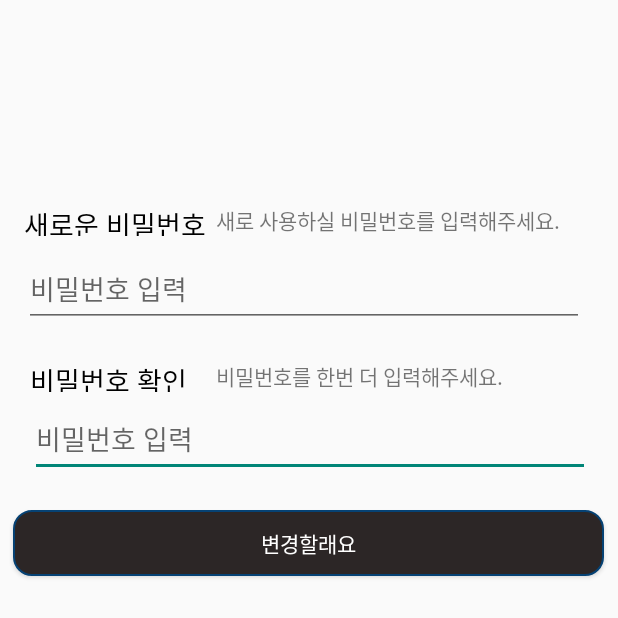
After one commit to dnd-mentee-first/dnd-mentee-2st-14-frontend, an Android app: the ChanegePWActivity screen opened directly, with no data from a screen before it, on a phone screen of 412 x 824 dp, the top half of it. The commit adds this screen. Run offline under Robolectric (Android 15) with nearby library versions, the phone set to English and light mode, and no system bars.

Commit message:
findidpw tab

```diff
--- a/app/src/main/AndroidManifest.xml
+++ b/app/src/main/AndroidManifest.xml
@@ -66,5 +66,10 @@
                 <category android:name="android.intent.category.LAUNCHER" />
             </intent-filter>
         </activity>
+        <activity android:name=".Findidpw.ChanegePWActivity">
+            <intent-filter>
+                <category android:name="android.intent.category.LAUNCHER" />
+            </intent-filter>
+        </activity>
     </application>
 </manifest>
--- /dev/null
+++ b/app/src/main/java/dnd/madang/jang/Findidpw/ChanegePWActivity.kt
@@ -0,0 +1,13 @@
+package dnd.madang.jang.Findidpw
+
+import android.os.Bundle
+import androidx.appcompat.app.AppCompatActivity
+import dnd.madang.jang.R
+
+class ChanegePWActivity : AppCompatActivity() {
+
+    override fun onCreate(savedInstanceState: Bundle?) {
+        super.onCreate(savedInstanceState)
+        setContentView(R.layout.activity_chanegepw)
+    }
+}
--- a/app/src/main/java/dnd/madang/jang/Findidpw/ChangePWActivity.kt
+++ /dev/null
@@ -1,7 +0,0 @@
-package dnd.madang.jang.Findidpw
-
-import androidx.appcompat.app.AppCompatActivity
-
-class ChangePWActivity : AppCompatActivity() {
-
-}
--- a/app/src/main/res/layout/activity_chanege.xml
+++ /dev/null
@@ -1,6 +0,0 @@
-<?xml version="1.0" encoding="utf-8"?>
-<LinearLayout xmlns:android="http://schemas.android.com/apk/res/android"
-    android:orientation="vertical" android:layout_width="match_parent"
-    android:layout_height="match_parent">
-
-</LinearLayout>
--- /dev/null
+++ b/app/src/main/res/layout/activity_chanegepw.xml
@@ -0,0 +1,93 @@
+<?xml version="1.0" encoding="utf-8"?>
+<androidx.constraintlayout.widget.ConstraintLayout xmlns:android="http://schemas.android.com/apk/res/android"
+    xmlns:app="http://schemas.android.com/apk/res-auto"
+    xmlns:tools="http://schemas.android.com/tools"
+    android:layout_width="match_parent"
+    android:layout_height="match_parent"
+    android:orientation="vertical">
+
+    <Button
+        android:id="@+id/findpw"
+        android:layout_width="394dp"
+        android:layout_height="44dp"
+        android:layout_marginTop="340dp"
+        android:background="@drawable/button_background_db"
+        android:text="변경할래요"
+        android:textColor="#FFFFFF"
+        app:layout_constraintEnd_toEndOf="parent"
+        app:layout_constraintHorizontal_bias="0.47"
+        app:layout_constraintStart_toStartOf="parent"
+        app:layout_constraintTop_toTopOf="parent" />
+
+    <EditText
+        android:id="@+id/fieldPasswordConfirm3"
+        android:layout_width="373dp"
+        android:layout_height="50dp"
+        android:layout_marginStart="20dp"
+        android:layout_marginLeft="20dp"
+        android:layout_marginTop="268dp"
+        android:ems="10"
+        android:hint="비밀번호 입력"
+        android:inputType="phone"
+        app:layout_constraintStart_toStartOf="parent"
+        app:layout_constraintTop_toTopOf="parent" />
+
+    <TextView
+        android:id="@+id/phonenuminfo2"
+        android:layout_width="wrap_content"
+        android:layout_height="wrap_content"
+        android:layout_marginStart="4dp"
+        android:layout_marginLeft="4dp"
+        android:layout_marginTop="136dp"
+        android:text="새로 사용하실 비밀번호를 입력해주세요."
+        app:layout_constraintStart_toEndOf="@+id/textView4"
+        app:layout_constraintTop_toTopOf="parent" />
+
+    <TextView
+        android:id="@+id/phonenuminfo3"
+        android:layout_width="wrap_content"
+        android:layout_height="wrap_content"
+        android:layout_marginTop="240dp"
+        android:text="비밀번호를 한번 더 입력해주세요."
+        app:layout_constraintStart_toEndOf="@+id/textView23"
+        app:layout_constraintTop_toTopOf="parent" />
+
+    <EditText
+        android:id="@+id/fieldPasswordConfirm2"
+        android:layout_width="373dp"
+        android:layout_height="50dp"
+        android:layout_marginStart="16dp"
+        android:layout_marginLeft="16dp"
+        android:layout_marginTop="168dp"
+        android:ems="10"
+        android:hint="비밀번호 입력"
+        android:inputType="phone"
+        app:layout_constraintStart_toStartOf="parent"
+        app:layout_constraintTop_toTopOf="parent" />
+
+    <TextView
+        android:id="@+id/textView4"
+        android:layout_width="124dp"
+        android:layout_height="21dp"
+        android:layout_marginStart="16dp"
+        android:layout_marginLeft="16dp"
+        android:layout_marginTop="136dp"
+        android:text="새로운 비밀번호"
+        android:textColor="#000000"
+        android:textSize="18sp"
+        app:layout_constraintStart_toStartOf="parent"
+        app:layout_constraintTop_toTopOf="parent" />
+
+    <TextView
+        android:id="@+id/textView23"
+        android:layout_width="124dp"
+        android:layout_height="21dp"
+        android:layout_marginStart="20dp"
+        android:layout_marginLeft="20dp"
+        android:layout_marginTop="240dp"
+        android:text="비밀번호 확인"
+        android:textColor="#000000"
+        android:textSize="18sp"
+        app:layout_constraintStart_toStartOf="parent"
+        app:layout_constraintTop_toTopOf="parent" />
+</androidx.constraintlayout.widget.ConstraintLayout>
--- a/app/src/main/res/layout/activity_findid.xml
+++ b/app/src/main/res/layout/activity_findid.xml
@@ -48,7 +48,7 @@
         android:layout_height="50dp"
         android:layout_marginStart="16dp"
         android:layout_marginLeft="16dp"
-        android:layout_marginTop="212dp"
+        android:layout_marginTop="216dp"
         android:ems="10"
         android:hint="휴대폰번호 입력"
         android:inputType="phone"
```
